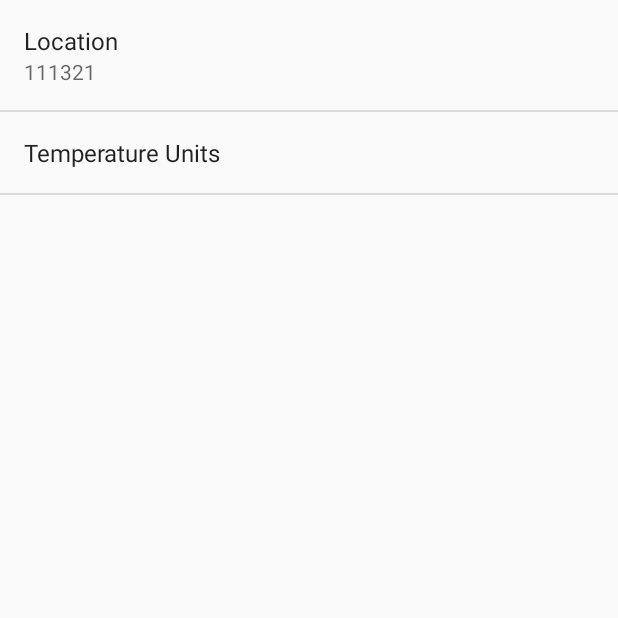
After one commit to libo456/liboGit, an Android app: the SettingsActivity screen opened directly, with no data from a screen before it, on a phone screen of 412 x 824 dp, the top half of it. The commit adds this screen. Run offline under Robolectric (Android 15) with nearby library versions, the phone set to English and light mode, and no system bars.

Commit message:
Actualizacion hasta escoger unidades

```diff
--- /dev/null
+++ b/app/src/main/java/com/example/sitesas/clima/SettingsActivity.java
@@ -0,0 +1,43 @@
+package com.example.sitesas.clima;
+
+import android.preference.ListPreference;
+import android.preference.Preference;
+import android.preference.PreferenceActivity;
+import android.preference.PreferenceManager;
+import android.support.v7.app.AppCompatActivity;
+import android.os.Bundle;
+
+public class SettingsActivity extends PreferenceActivity
+        implements Preference.OnPreferenceChangeListener {
+
+    @Override
+    protected void onCreate(Bundle savedInstanceState) {
+        super.onCreate(savedInstanceState);
+        addPreferencesFromResource(R.xml.pref_general);
+        bindPreferenceSummaryToValue(findPreference(getString(R.string.pref_location_key)));
+    }
+
+    private void bindPreferenceSummaryToValue(Preference preference){
+        preference.setOnPreferenceChangeListener(this);
+
+        onPreferenceChange(preference,
+                PreferenceManager
+                        .getDefaultSharedPreferences(preference.getContext())
+                        .getString(preference.getKey(), ""));
+    }
+
+    @Override
+    public boolean onPreferenceChange(Preference preference, Object value){
+        String stringValue = value.toString();
+        if(preference instanceof ListPreference){
+            ListPreference listPreference = (ListPreference) preference;
+            int prefIndex = listPreference.findIndexOfValue(stringValue);
+            if(prefIndex >= 0){
+                preference.setSummary(listPreference.getEntries()[prefIndex]);
+            }
+        }else{
+            preference.setSummary(stringValue);
+        }
+        return true;
+    }
+}
--- /dev/null
+++ b/app/src/main/res/values/arrays.xml
@@ -0,0 +1,12 @@
+<?xml version="1.0" encoding="utf-8"?>
+<resources>
+    <string-array name="pref_units_options">
+        <item>@string/pref_units_label_metric</item>
+        <item>@string/pref_units_label_imperial</item>
+    </string-array>
+
+    <string-array name="pref_units_values">
+        <item>@string/pref_units_metric</item>
+        <item>@string/pref_units_imperial</item>
+    </string-array>
+</resources>
--- a/app/src/main/res/values/strings.xml
+++ b/app/src/main/res/values/strings.xml
@@ -1,8 +1,18 @@
 <resources>
     <string name="app_name">ClimaCool ;)</string>
+
     <string name="action_refresh">Actualizar</string>
     <string name="action_settings">Configurar</string>
+
+    <string name="pref_location_label">Location</string>
     <string name="pref_location_key">location</string>
     <string name="pref_location_default">111321</string>
     <string name="zipCode">pereira</string>
+
+    <string name="pref_units_label">Temperature Units</string>
+    <string name="pref_units_label_metric">Metric</string>
+    <string name="pref_units_label_imperial">Imperial</string>
+    <string name="pref_units_key" translatable="false">units</string>
+    <string name="pref_units_metric" translatable="false">metric</string>
+    <string name="pref_units_imperial" translatable="false">imperial</string>
 </resources>
--- /dev/null
+++ b/app/src/main/res/xml/pref_general.xml
@@ -0,0 +1,18 @@
+<?xml version="1.0" encoding="utf-8"?>
+<PreferenceScreen xmlns:android="http://schemas.android.com/apk/res/android">
+    <EditTextPreference
+        android:title="Location"
+        android:key="@string/pref_location_key"
+        android:defaultValue="111321"
+        android:inputType="text"
+        android:singleLine="true" />
+
+    <ListPreference
+        android:defaultValue="metric"
+        android:entries="@array/pref_units_options"
+        android:entryValues="@array/pref_units_values"
+        android:key="units"
+        android:title="Temperature Units"/>
+
+
+</PreferenceScreen>
```
Also changed, not shown: app/src/main/java/com/example/sitesas/clima/DetailActivity.java (added, +64 -0 lines), app/src/main/java/com/example/sitesas/clima/ForecastFragment.java (+19 -8 lines), app/src/main/res/layout/activity_detail.xml (added, +13 -0 lines), app/src/main/res/layout/fragment_detail.xml (added, +12 -0 lines), app/src/main/res/layout/fragment_main.xml (added, +15 -0 lines), app/src/main/res/layout/list_item_forecast.xml (added, +13 -0 lines), app/src/main/res/menu/detail.xml (added, +9 -0 lines), app/src/main/res/menu/forecast_fragment.xml (added, +9 -0 lines), app/src/main/res/drawable/sol.jpg (added), app/src/main/res/drawable/sunglasses.jpg (added).
